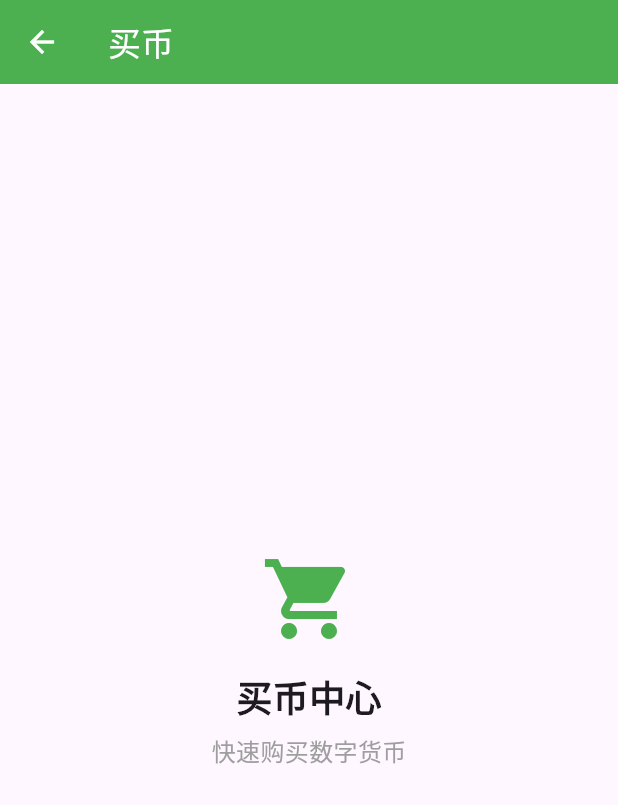
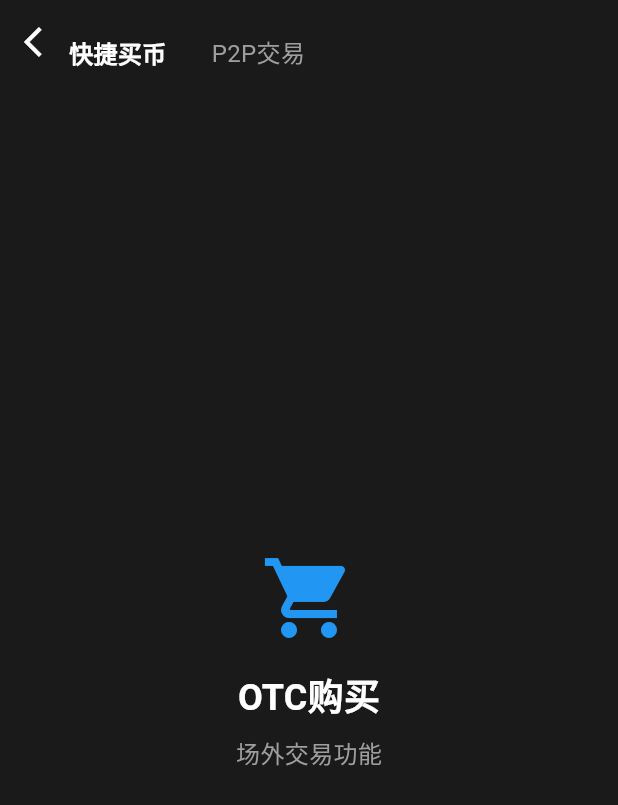
Before and after one commit to zealot2002/flutter_bank, a Flutter app: the BuyCoinPage screen opened directly, on a phone screen of 412 x 824 dp. Shown: the top 805 px of the screen. Run offline on Flutter 3.47's test engine with Material 3 defaults, Android fonts, the phone set to English and light mode, and no system bars.

Commit message:
feat: 重构买币页面TabLayout布局和样式
- 使用flexibleSpace替代title实现更灵活的布局控制
- 实现紧凑型Tab设计，宽度仅容纳文本内容
- 优化Tab与返回键的水平对齐
- 简化Tab样式：选中时白色文字，未选中时灰色文字
- 移除Tab背景色和边框，保持简洁视觉效果
- 重命名页面文件：otc_buy_page -> otc_main_page, p2p_buy_page -> p2p_main_page
- 保持Tab与ViewPager的完整联动功能
- 调整Tab间距为10dp，与返回键间距为36dp

```diff
--- a/lib/pages/buy_coin_page.dart
+++ b/lib/pages/buy_coin_page.dart
@@ -1,5 +1,7 @@
 import 'package:flutter/material.dart';
 import 'package:flutter_bank/utils/logger.dart';
+import 'package:flutter_bank/pages/otc_main_page.dart';
+import 'package:flutter_bank/pages/p2p_main_page.dart';
 
 class BuyCoinPage extends StatefulWidget {
   const BuyCoinPage({super.key});
@@ -8,11 +10,43 @@ class BuyCoinPage extends StatefulWidget {
   State<BuyCoinPage> createState() => _BuyCoinPageState();
 }
 
-class _BuyCoinPageState extends State<BuyCoinPage> {
+class _BuyCoinPageState extends State<BuyCoinPage> with SingleTickerProviderStateMixin {
+  late TabController _tabController;
+  late PageController _pageController;
+  int _currentIndex = 0;
+
   @override
   void initState() {
     super.initState();
     SimpleLogger.d('41', 'BuyCoinPage initState called');
+
+    _tabController = TabController(length: 2, vsync: this);
+    _pageController = PageController();
+
+    // 监听Tab切换
+    _tabController.addListener(() {
+      if (_tabController.indexIsChanging) {
+        _pageController.animateToPage(
+          _tabController.index,
+          duration: const Duration(milliseconds: 300),
+          curve: Curves.easeInOut,
+        );
+      }
+    });
+  }
+
+  @override
+  void dispose() {
+    _tabController.dispose();
+    _pageController.dispose();
+    super.dispose();
+  }
+
+  void _onPageChanged(int index) {
+    setState(() {
+      _currentIndex = index;
+    });
+    _tabController.animateTo(index);
   }
 
   @override
@@ -20,28 +54,87 @@ class _BuyCoinPageState extends State<BuyCoinPage> {
     SimpleLogger.d('42', 'BuyCoinPage build called');
 
     return Scaffold(
+      backgroundColor: const Color(0xFF1A1A1A), // 深色背景
       appBar: AppBar(
-        title: const Text('买币'),
-        backgroundColor: Colors.green,
+        backgroundColor: const Color(0xFF1A1A1A),
         foregroundColor: Colors.white,
+        elevation: 0,
+        leading: IconButton(
+          icon: const Icon(Icons.arrow_back_ios, color: Colors.white),
+          onPressed: () => Navigator.pop(context),
+        ),
+        // 移除原来的title，通过flexibleSpace来放置TabBar相关内容，更灵活控制布局
+        flexibleSpace: Container(
+          padding: const EdgeInsets.only(left: 36, top: 15), // 留出返回按钮的宽度，并调整垂直位置
+          alignment: Alignment.centerLeft, // 整体靠左对齐
+          child: Row(
+            mainAxisSize: MainAxisSize.min, // 关键：使Row只占用所需的最小宽度
+            children: [
+              // 紧凑型Tab，宽度只容纳文本
+              GestureDetector(
+                onTap: () {
+                  _tabController.animateTo(0);
+                  _pageController.animateToPage(
+                    0,
+                    duration: const Duration(milliseconds: 300),
+                    curve: Curves.easeInOut,
+                  );
+                },
+                child: Container(
+                  padding: const EdgeInsets.symmetric(vertical: 5, horizontal: 10),
+                  // 去掉背景和边框
+                  decoration: const BoxDecoration(
+                    color: Colors.transparent,
+                  ),
+                  child: Text(
+                    '快捷买币',
+                    style: TextStyle(
+                      color: _currentIndex == 0 ? Colors.white : Colors.grey, // 选中白色，未选中灰色
+                      fontSize: 16,
+                      fontWeight: FontWeight.w600,
+                    ),
+                  ),
+                ),
+              ),
+              const SizedBox(width: 10), // 两个Tab之间的间距
+              GestureDetector(
+                onTap: () {
+                  _tabController.animateTo(1);
+                  _pageController.animateToPage(
+                    1,
+                    duration: const Duration(milliseconds: 300),
+                    curve: Curves.easeInOut,
+                  );
+                },
+                child: Container(
+                  padding: const EdgeInsets.symmetric(vertical: 5, horizontal: 10),
+                  // 去掉背景和边框
+                  decoration: const BoxDecoration(
+                    color: Colors.transparent,
+                  ),
+                  child: Text(
+                    'P2P交易',
+                    style: TextStyle(
+                      color: _currentIndex == 1 ? Colors.white : Colors.grey, // 选中白色，未选中灰色
+                      fontSize: 16,
+                      fontWeight: FontWeight.w400,
+                    ),
+                  ),
+                ),
+              ),
+            ],
+          ),
+        ),
+        titleSpacing: 0,
+        centerTitle: false,
       ),
-      body: const Center(
-        child: Column(
-          mainAxisAlignment: MainAxisAlignment.center,
-          children: [
-            Icon(Icons.shopping_cart, size: 64, color: Colors.green),
-            SizedBox(height: 16),
-            Text(
-              '买币中心',
-              style: TextStyle(fontSize: 24, fontWeight: FontWeight.bold),
-            ),
-            SizedBox(height: 8),
-            Text(
-              '快速购买数字货币',
-              style: TextStyle(fontSize: 16, color: Colors.grey),
-            ),
-          ],
-        ),
+      body: PageView(
+        controller: _pageController,
+        onPageChanged: _onPageChanged,
+        children: const [
+          OTCMainPage(),
+          P2PMainPage(),
+        ],
       ),
     );
   }
--- /dev/null
+++ b/lib/pages/otc_main_page.dart
@@ -0,0 +1,52 @@
+import 'package:flutter/material.dart';
+import 'package:flutter_bank/utils/logger.dart';
+
+class OTCMainPage extends StatefulWidget {
+  const OTCMainPage({super.key});
+
+  @override
+  State<OTCMainPage> createState() => _OTCMainPageState();
+}
+
+class _OTCMainPageState extends State<OTCMainPage> {
+  @override
+  void initState() {
+    super.initState();
+    SimpleLogger.d('45', 'OTCMainPage initState called');
+  }
+
+  @override
+  Widget build(BuildContext context) {
+    SimpleLogger.d('46', 'OTCMainPage build called');
+
+    return const Center(
+      child: Column(
+        mainAxisAlignment: MainAxisAlignment.center,
+        children: [
+          Icon(
+            Icons.shopping_cart,
+            size: 64,
+            color: Colors.blue,
+          ),
+          SizedBox(height: 16),
+          Text(
+            'OTC购买',
+            style: TextStyle(
+              fontSize: 24,
+              fontWeight: FontWeight.bold,
+              color: Colors.white,
+            ),
+          ),
+          SizedBox(height: 8),
+          Text(
+            '场外交易功能',
+            style: TextStyle(
+              fontSize: 16,
+              color: Colors.grey,
+            ),
+          ),
+        ],
+      ),
+    );
+  }
+}
```
Also changed, not shown: lib/pages/p2p_main_page.dart (added, +52 -0 lines).
